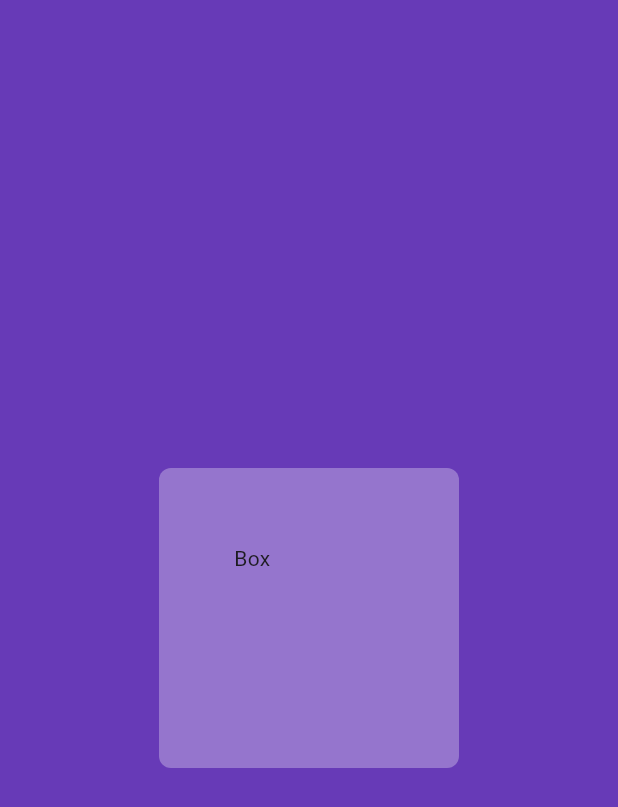
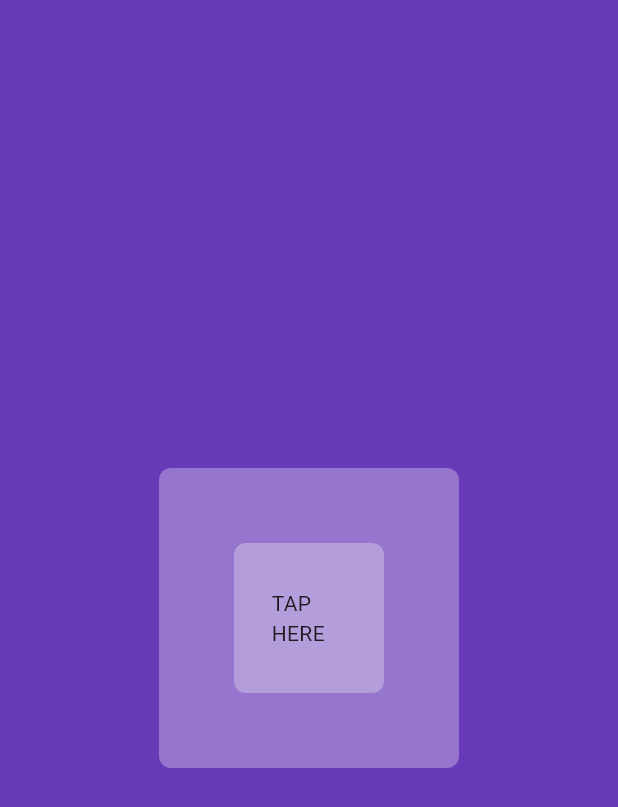
Before and after one commit to RodrigoPestana35/Flutter-Dark-Mode-Test, a Flutter app: the screen it shows after launch, on a phone screen of 412 x 824 dp. Shown: the top 807 px of the screen. Run offline on Flutter 3.47's test engine with Material 3 defaults, Android fonts, the light colour scheme and no system bars.

Commit message:
Add Button component with color and onTap properties

```diff
--- /dev/null
+++ b/lib/components/button.dart
@@ -0,0 +1,30 @@
+import 'package:flutter/material.dart';
+
+class Button extends StatelessWidget {
+  final Color? color;
+  final void Function()? onTap;
+  const Button({
+    super.key,
+    required this.color,
+    required this.onTap,
+  });
+
+  @override
+  Widget build(BuildContext context) {
+    return GestureDetector(
+      onTap: onTap,
+      child: Container(
+        decoration: BoxDecoration(
+          color: color,
+          borderRadius: BorderRadius.circular(8),
+        ),
+        padding: const EdgeInsets.all(25),
+        child: const Center(
+          child: Text(
+            "TAP HERE",
+          ),
+        ),
+      ),
+    );
+  }
+}
--- a/lib/pages/home_page.dart
+++ b/lib/pages/home_page.dart
@@ -11,7 +11,12 @@ class HomePage extends StatelessWidget {
       backgroundColor: Colors.deepPurple[500],
       body: Center(
         child: Box(
-          child: Text('Box'),
+          child: Button(
+            color: Colors.deepPurple[200],
+            onTap: () {
+              print("Tapped!");
+            },
+          ),
           color: Colors.deepPurple[300],
         ),
       ),
```
